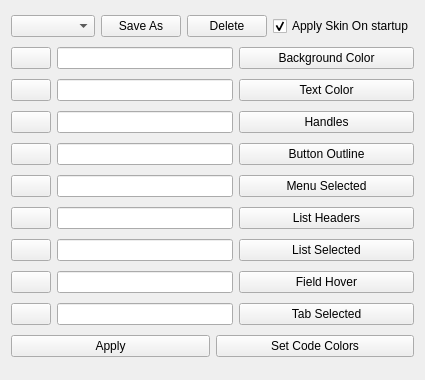
Before: the Qt Designer form ui/restyle.ui in 1111joe1111/ida_ea, drawn with Qt 5.
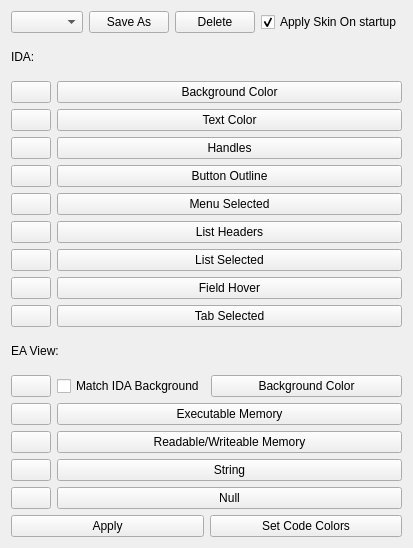
After: the same form once the commit is applied.

Commit message: fixed incorrect font display with skin applied/added display options for ea_view

Diff of the .ui file:
```diff
--- a/ui/restyle.ui
+++ b/ui/restyle.ui
@@ -6,8 +6,8 @@
    <rect>
     <x>0</x>
     <y>0</y>
-    <width>425</width>
-    <height>380</height>
+    <width>386</width>
+    <height>548</height>
    </rect>
   </property>
   <property name="windowTitle">
@@ -49,6 +49,13 @@
      </item>
     </layout>
    </item>
+   <item>
+    <widget class="QLabel" name="label">
+     <property name="text">
+      <string>IDA:</string>
+     </property>
+    </widget>
+   </item>
    <item>
     <layout class="QHBoxLayout" name="horizontalLayout">
      <item>
@@ -70,9 +77,6 @@
        </property>
       </widget>
      </item>
-     <item>
-      <widget class="QLineEdit" name="lineEdit_3"/>
-     </item>
      <item>
       <widget class="QPushButton" name="pushButton_2">
        <property name="enabled">
@@ -112,9 +116,6 @@
        </property>
       </widget>
      </item>
-     <item>
-      <widget class="QLineEdit" name="lineEdit_7"/>
-     </item>
      <item>
       <widget class="QPushButton" name="pushButton_24">
        <property name="enabled">
@@ -154,9 +155,6 @@
        </property>
       </widget>
      </item>
-     <item>
-      <widget class="QLineEdit" name="lineEdit_8"/>
-     </item>
      <item>
       <widget class="QPushButton" name="pushButton_26">
        <property name="enabled">
@@ -196,9 +194,6 @@
        </property>
       </widget>
      </item>
-     <item>
-      <widget class="QLineEdit" name="lineEdit"/>
-     </item>
      <item>
       <widget class="QPushButton" name="pushButton_10">
        <property name="enabled">
@@ -238,9 +233,6 @@
        </property>
       </widget>
      </item>
-     <item>
-      <widget class="QLineEdit" name="lineEdit_2"/>
-     </item>
      <item>
       <widget class="QPushButton" name="pushButton_14">
        <property name="enabled">
@@ -280,9 +272,6 @@
        </property>
       </widget>
      </item>
-     <item>
-      <widget class="QLineEdit" name="lineEdit_9"/>
-     </item>
      <item>
       <widget class="QPushButton" name="pushButton_28">
        <property name="enabled">
@@ -322,9 +311,6 @@
        </property>
       </widget>
      </item>
-     <item>
-      <widget class="QLineEdit" name="lineEdit_6"/>
-     </item>
      <item>
       <widget class="QPushButton" name="pushButton_22">
        <property name="enabled">
@@ -364,9 +350,6 @@
        </property>
       </widget>
      </item>
-     <item>
-      <widget class="QLineEdit" name="lineEdit_4"/>
-     </item>
      <item>
       <widget class="QPushButton" name="pushButton_16">
        <property name="enabled">
@@ -406,9 +389,6 @@
        </property>
       </widget>
      </item>
-     <item>
-      <widget class="QLineEdit" name="lineEdit_5"/>
-     </item>
      <item>
       <widget class="QPushButton" name="pushButton_12">
        <property name="enabled">
@@ -427,6 +407,215 @@
      </item>
     </layout>
    </item>
+   <item>
+    <widget class="QLabel" name="label_2">
+     <property name="text">
+      <string>EA View:</string>
+     </property>
+    </widget>
+   </item>
+   <item>
+    <layout class="QHBoxLayout" name="horizontalLayout_23">
+     <item>
+      <widget class="QPushButton" name="pushButton_43">
+       <property name="sizePolicy">
+        <sizepolicy hsizetype="Minimum" vsizetype="Fixed">
+         <horstretch>0</horstretch>
+         <verstretch>0</verstretch>
+        </sizepolicy>
+       </property>
+       <property name="minimumSize">
+        <size>
+         <width>0</width>
+         <height>0</height>
+        </size>
+       </property>
+       <property name="text">
+        <string/>
+       </property>
+      </widget>
+     </item>
+     <item>
+      <widget class="QCheckBox" name="checkBox_2">
+       <property name="text">
+        <string>Match IDA Background</string>
+       </property>
+      </widget>
+     </item>
+     <item>
+      <widget class="QPushButton" name="pushButton_44">
+       <property name="enabled">
+        <bool>true</bool>
+       </property>
+       <property name="sizePolicy">
+        <sizepolicy hsizetype="MinimumExpanding" vsizetype="Fixed">
+         <horstretch>0</horstretch>
+         <verstretch>0</verstretch>
+        </sizepolicy>
+       </property>
+       <property name="text">
+        <string>Background Color</string>
+       </property>
+      </widget>
+     </item>
+    </layout>
+   </item>
+   <item>
+    <layout class="QHBoxLayout" name="horizontalLayout_2">
+     <item>
+      <widget class="QPushButton" name="pushButton_3">
+       <property name="sizePolicy">
+        <sizepolicy hsizetype="Minimum" vsizetype="Fixed">
+         <horstretch>0</horstretch>
+         <verstretch>0</verstretch>
+        </sizepolicy>
+       </property>
+       <property name="minimumSize">
+        <size>
+         <width>0</width>
+         <height>0</height>
+        </size>
+       </property>
+       <property name="text">
+        <string/>
+       </property>
+      </widget>
+     </item>
+     <item>
+      <widget class="QPushButton" name="pushButton_4">
+       <property name="enabled">
+        <bool>true</bool>
+       </property>
+       <property name="sizePolicy">
+        <sizepolicy hsizetype="MinimumExpanding" vsizetype="Fixed">
+         <horstretch>0</horstretch>
+         <verstretch>0</verstretch>
+        </sizepolicy>
+       </property>
+       <property name="text">
+        <string>Executable Memory</string>
+       </property>
+      </widget>
+     </item>
+    </layout>
+   </item>
+   <item>
+    <layout class="QHBoxLayout" name="horizontalLayout_18">
+     <item>
+      <widget class="QPushButton" name="pushButton_31">
+       <property name="sizePolicy">
+        <sizepolicy hsizetype="Minimum" vsizetype="Fixed">
+         <horstretch>0</horstretch>
+         <verstretch>0</verstretch>
+        </sizepolicy>
+       </property>
+       <property name="minimumSize">
+        <size>
+         <width>0</width>
+         <height>0</height>
+        </size>
+       </property>
+       <property name="text">
+        <string/>
+       </property>
+      </widget>
+     </item>
+     <item>
+      <widget class="QPushButton" name="pushButton_32">
+       <property name="enabled">
+        <bool>true</bool>
+       </property>
+       <property name="sizePolicy">
+        <sizepolicy hsizetype="MinimumExpanding" vsizetype="Fixed">
+         <horstretch>0</horstretch>
+         <verstretch>0</verstretch>
+        </sizepolicy>
+       </property>
+       <property name="text">
+        <string>Readable/Writeable Memory</string>
+       </property>
+      </widget>
+     </item>
+    </layout>
+   </item>
+   <item>
+    <layout class="QHBoxLayout" name="horizontalLayout_17">
+     <item>
+      <widget class="QPushButton" name="pushButton_29">
+       <property name="sizePolicy">
+        <sizepolicy hsizetype="Minimum" vsizetype="Fixed">
+         <horstretch>0</horstretch>
+         <verstretch>0</verstretch>
+        </sizepolicy>
+       </property>
+       <property name="minimumSize">
+        <size>
+         <width>0</width>
+         <height>0</height>
+        </size>
+       </property>
+       <property name="text">
+        <string/>
+       </property>
+      </widget>
+     </item>
+     <item>
+      <widget class="QPushButton" name="pushButton_30">
+       <property name="enabled">
+        <bool>true</bool>
+       </property>
+       <property name="sizePolicy">
+        <sizepolicy hsizetype="MinimumExpanding" vsizetype="Fixed">
+         <horstretch>0</horstretch>
+         <verstretch>0</verstretch>
+        </sizepolicy>
+       </property>
+       <property name="text">
+        <string>String</string>
+       </property>
+      </widget>
+     </item>
+    </layout>
+   </item>
+   <item>
+    <layout class="QHBoxLayout" name="horizontalLayout_9">
+     <item>
+      <widget class="QPushButton" name="pushButton_33">
+       <property name="sizePolicy">
+        <sizepolicy hsizetype="Minimum" vsizetype="Fixed">
+         <horstretch>0</horstretch>
+         <verstretch>0</verstretch>
+        </sizepolicy>
+       </property>
+       <property name="minimumSize">
+        <size>
+         <width>0</width>
+         <height>0</height>
+        </size>
+       </property>
+       <property name="text">
+        <string/>
+       </property>
+      </widget>
+     </item>
+     <item>
+      <widget class="QPushButton" name="pushButton_34">
+       <property name="enabled">
+        <bool>true</bool>
+       </property>
+       <property name="sizePolicy">
+        <sizepolicy hsizetype="MinimumExpanding" vsizetype="Fixed">
+         <horstretch>0</horstretch>
+         <verstretch>0</verstretch>
+        </sizepolicy>
+       </property>
+       <property name="text">
+        <string>Null</string>
+       </property>
+      </widget>
+     </item>
+    </layout>
+   </item>
    <item>
     <layout class="QHBoxLayout" name="horizontalLayout_11">
      <item>
```
The commit also changes 7 other files.
